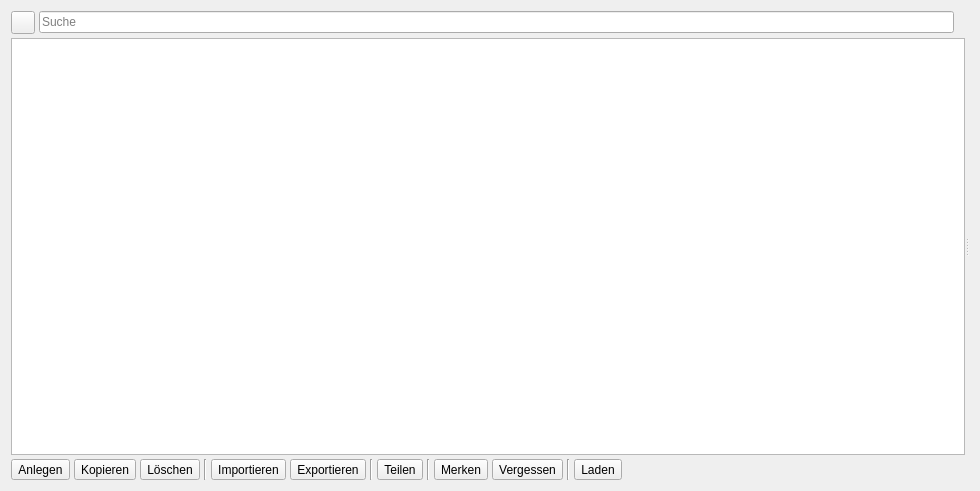
Above: kleiner-brauhelfer/tabsudauswahl.ui from kleiner-brauhelfer/kleiner-brauhelfer-2 before the change. Below: the same form after it.
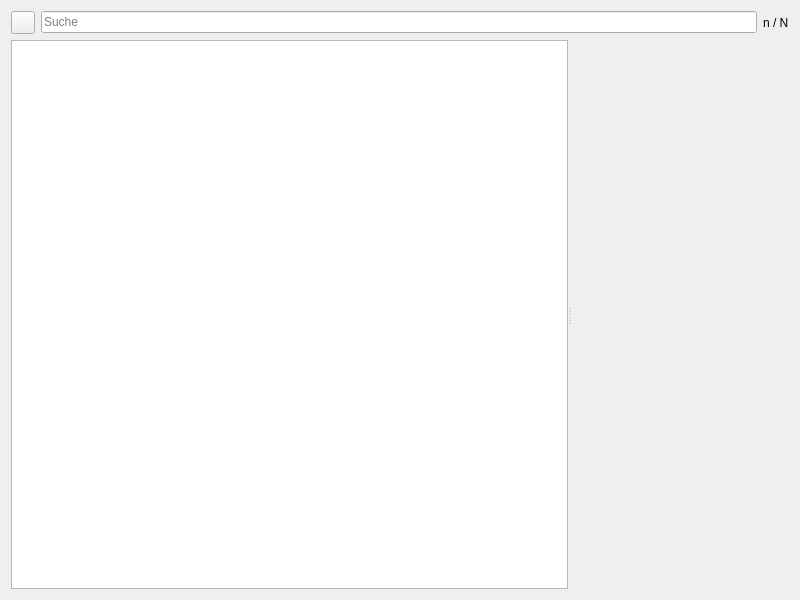
That is the form after the change. Icons and pictures are not drawn. Custom widgets are drawn as their Qt base class.

Patch:
```diff
--- a/kleiner-brauhelfer/tabsudauswahl.ui
+++ b/kleiner-brauhelfer/tabsudauswahl.ui
@@ -6,27 +6,11 @@
    <rect>
     <x>0</x>
     <y>0</y>
-    <width>980</width>
-    <height>491</height>
+    <width>800</width>
+    <height>600</height>
    </rect>
   </property>
-  <property name="acceptDrops">
-   <bool>true</bool>
-  </property>
-  <layout class="QVBoxLayout" name="verticalLayout_4">
-   <property name="spacing">
-    <number>4</number>
-   </property>
-   <item>
-    <widget class="QSplitter" name="splitter">
-     <property name="orientation">
-      <enum>Qt::Orientation::Horizontal</enum>
-     </property>
-     <widget class="QWidget" name="verticalLayoutWidget">
       <layout class="QVBoxLayout" name="verticalLayout">
-       <property name="spacing">
-        <number>4</number>
-       </property>
        <item>
         <layout class="QHBoxLayout" name="horizontalLayoutFilter">
          <item>
@@ -50,11 +34,25 @@
           </widget>
          </item>
          <item>
-          <widget class="QLabel" name="lblFilter"/>
+      <widget class="QLabel" name="lblFilter">
+       <property name="text">
+        <string notr="true">n / N</string>
+       </property>
+      </widget>
          </item>
         </layout>
        </item>
        <item>
+    <widget class="QSplitter" name="splitter">
+     <property name="sizePolicy">
+      <sizepolicy hsizetype="Expanding" vsizetype="Expanding">
+       <horstretch>0</horstretch>
+       <verstretch>0</verstretch>
+      </sizepolicy>
+     </property>
+     <property name="orientation">
+      <enum>Qt::Orientation::Horizontal</enum>
+     </property>
         <widget class="TableView" name="table">
          <property name="contextMenuPolicy">
           <enum>Qt::ContextMenuPolicy::CustomContextMenu</enum>
@@ -78,132 +76,31 @@
           <bool>false</bool>
          </attribute>
         </widget>
-       </item>
-       <item>
-        <layout class="QHBoxLayout" name="horizontalLayout_7">
-         <item>
-          <widget class="QToolButton" name="btnAnlegen">
-           <property name="minimumSize">
-            <size>
-             <width>40</width>
-             <height>0</height>
-            </size>
-           </property>
-           <property name="toolTip">
-            <string>&lt;html&gt;&lt;head/&gt;&lt;body&gt;&lt;p&gt;Hiermit wird ein &lt;span style=&quot; font-weight:600;&quot;&gt;neuer &lt;/span&gt;Sud angelegt.&lt;/p&gt;&lt;p&gt;&lt;span style=&quot; font-weight:700; color:#ff2600;&quot;&gt;Achtung:&lt;/span&gt; Aus Gründen der Konsistenz der Datenbank ist es ratsam Namensgleichheiten zu vermeiden.&lt;/p&gt;&lt;/body&gt;&lt;/html&gt;</string>
-           </property>
-           <property name="whatsThis">
-            <string notr="true">sud_neu</string>
+     <widget class="WdgWebViewEditable" name="webview" native="true"/>
+    </widget>
+   </item>
+  </layout>
+  <action name="actionAdd">
+   <property name="icon">
+    <iconset theme="sud_add"/>
            </property>
            <property name="text">
             <string>Anlegen</string>
            </property>
-           <property name="icon">
-            <iconset resource="images.qrc">
-             <normaloff>:/images/light/sud_neu.svg</normaloff>
-             <disabledoff>:/images/disabled/sud_neu.svg</disabledoff>:/images/light/sud_neu.svg</iconset>
-           </property>
-           <property name="toolButtonStyle">
-            <enum>Qt::ToolButtonStyle::ToolButtonTextBesideIcon</enum>
-           </property>
-          </widget>
-         </item>
-         <item>
-          <widget class="QToolButton" name="btnKopieren">
-           <property name="minimumSize">
-            <size>
-             <width>40</width>
-             <height>0</height>
-            </size>
-           </property>
            <property name="toolTip">
-            <string>&lt;html&gt;&lt;head/&gt;&lt;body&gt;&lt;p&gt;Hiermit wird eine &lt;span style=&quot; font-weight:600;&quot;&gt;Kopie&lt;/span&gt; aller ausgewählten Sude erstellt. An den Sudnamen angehängt wird immer das Suffix &amp;quot;Kopie&amp;quot;.&lt;/p&gt;&lt;/body&gt;&lt;/html&gt;</string>
-           </property>
-           <property name="whatsThis">
-            <string notr="true">sud_kopie</string>
-           </property>
-           <property name="text">
-            <string>Kopieren</string>
-           </property>
+    <string>Neuer Sud anlegen</string>
+   </property>
+   <property name="shortcut">
+    <string>Ctrl+N</string>
+   </property>
+  </action>
+  <action name="actionImport">
            <property name="icon">
-            <iconset resource="images.qrc">
-             <normaloff>:/images/light/sud_kopie.svg</normaloff>
-             <disabledoff>:/images/disabled/sud_kopie.svg</disabledoff>:/images/light/sud_kopie.svg</iconset>
-           </property>
-           <property name="toolButtonStyle">
-            <enum>Qt::ToolButtonStyle::ToolButtonTextBesideIcon</enum>
-           </property>
-          </widget>
-         </item>
-         <item>
-          <widget class="QToolButton" name="btnLoeschen">
-           <property name="minimumSize">
-            <size>
-             <width>40</width>
-             <height>0</height>
-            </size>
-           </property>
-           <property name="toolTip">
-            <string>&lt;html&gt;&lt;head/&gt;&lt;body&gt;&lt;p&gt;Hiermit werden alle ausgewählten Sude &lt;span style=&quot; font-weight:600;&quot;&gt;gelöscht&lt;/span&gt;.&lt;/p&gt;&lt;/body&gt;&lt;/html&gt;</string>
-           </property>
-           <property name="whatsThis">
-            <string notr="true">sud_loeschen</string>
-           </property>
-           <property name="text">
-            <string>Löschen</string>
-           </property>
-           <property name="icon">
-            <iconset resource="images.qrc">
-             <normaloff>:/images/light/sud_loeschen.svg</normaloff>
-             <disabledoff>:/images/disabled/sud_loeschen.svg</disabledoff>:/images/light/sud_loeschen.svg</iconset>
-           </property>
-           <property name="toolButtonStyle">
-            <enum>Qt::ToolButtonStyle::ToolButtonTextBesideIcon</enum>
-           </property>
-          </widget>
-         </item>
-         <item>
-          <widget class="Line" name="line_4">
-           <property name="orientation">
-            <enum>Qt::Orientation::Vertical</enum>
-           </property>
-          </widget>
-         </item>
-         <item>
-          <widget class="QToolButton" name="btnImportieren">
-           <property name="minimumSize">
-            <size>
-             <width>40</width>
-             <height>0</height>
-            </size>
-           </property>
-           <property name="toolTip">
-            <string>&lt;html&gt;&lt;head/&gt;&lt;body&gt;&lt;p&gt;Hiermit wird ein Rezept aus einem anderen Format &lt;span style=&quot; font-weight:600;&quot;&gt;importiert&lt;/span&gt;.&lt;/p&gt;&lt;p&gt;Da die Formate nicht 100% kompatibel sind, sollte das Rezept nach dem Import überprüft und gegebenenfalls nachkorrigiert werden. Der Kleine Brauhelfer verarbeitet die Formate json und xml.&lt;/p&gt;&lt;/body&gt;&lt;/html&gt;</string>
-           </property>
-           <property name="whatsThis">
-            <string notr="true">sud_import</string>
+    <iconset theme="sud_import"/>
            </property>
            <property name="text">
             <string>Importieren</string>
            </property>
-           <property name="icon">
-            <iconset resource="images.qrc">
-             <normaloff>:/images/light/sud_import.svg</normaloff>
-             <disabledoff>:/images/disabled/sud_import.svg</disabledoff>:/images/light/sud_import.svg</iconset>
-           </property>
-           <property name="toolButtonStyle">
-            <enum>Qt::ToolButtonStyle::ToolButtonTextBesideIcon</enum>
-           </property>
-          </widget>
-         </item>
-         <item>
-          <widget class="QToolButton" name="btnExportieren">
-           <property name="minimumSize">
-            <size>
-             <width>40</width>
-             <height>0</height>
-            </size>
-           </property>
            <property name="toolTip">
             <string>&lt;html&gt;&lt;head/&gt;&lt;body&gt;&lt;p&gt;Hiermit werde alle ausgewählten Rezepte/Sude in ein anderes Format &lt;span style=&quot; font-weight:600;&quot;&gt;exportiert&lt;/span&gt;.&lt;/p&gt;&lt;p&gt;Da die Formate nicht 100% kompatibel sind, sollte das Rezept nach dem Export überprüft und gegebenenfalls nachkorrigiert werden. Der Kleine Brauhelfer verarbeitet die Formate json und xml.&lt;/p&gt;&lt;/body&gt;&lt;/html&gt;</string>
            </property>
@@ -214,30 +111,22 @@
             <string>Exportieren</string>
            </property>
            <property name="icon">
-            <iconset resource="images.qrc">
-             <normaloff>:/images/light/sud_export.svg</normaloff>
-             <disabledoff>:/images/disabled/sud_export.svg</disabledoff>:/images/light/sud_export.svg</iconset>
-           </property>
-           <property name="toolButtonStyle">
-            <enum>Qt::ToolButtonStyle::ToolButtonTextBesideIcon</enum>
-           </property>
-          </widget>
-         </item>
-         <item>
-          <widget class="Line" name="line_5">
-           <property name="orientation">
-            <enum>Qt::Orientation::Vertical</enum>
-           </property>
-          </widget>
-         </item>
-         <item>
-          <widget class="QToolButton" name="btnTeilen">
-           <property name="minimumSize">
-            <size>
-             <width>40</width>
-             <height>0</height>
-            </size>
-           </property>
+    <iconset theme="sud_copy"/>
+   </property>
+   <property name="text">
+    <string>Kopieren</string>
+   </property>
+   <property name="toolTip">
+    <string>Sud kopieren</string>
+   </property>
+  </action>
+  <action name="actionDelete">
+   <property name="icon">
+    <iconset theme="sud_delete"/>
+   </property>
+   <property name="text">
+    <string>Löschen</string>
+   </property>
            <property name="toolTip">
             <string>&lt;html&gt;&lt;head/&gt;&lt;body&gt;&lt;p&gt;Hiermit werden alle ausgewählten Sude &lt;span style=&quot; font-weight:600;&quot;&gt;geteilt&lt;/span&gt;.&lt;/p&gt;&lt;p&gt;Diese Funktion ist auch in den &lt;span style=&quot; font-weight:600;&quot;&gt;Tabs Braudaten&lt;/span&gt; und &lt;span style=&quot; font-weight:600;&quot;&gt;Abfülldaten&lt;/span&gt; vorhanden.&lt;/p&gt;&lt;p&gt;Es gibt viele Anwendungsfälle für einen gteiliten Sud. Diese reichen von unterschiedlichen Gaben bei der Nachgärung, über Aspekte der Hopfung bis hin zum Parti-Gyle-Verfahren oder Notwendigkeiten der Sudanlage. Bei Fragen zu diesem Anwendungsszenarien sind die Fachforen die beste Anlaufstelle.&lt;/p&gt;&lt;/body&gt;&lt;/html&gt;</string>
            </property>
@@ -247,31 +136,6 @@
            <property name="text">
             <string>Teilen</string>
            </property>
-           <property name="icon">
-            <iconset resource="images.qrc">
-             <normaloff>:/images/light/sud_teilen.svg</normaloff>
-             <disabledoff>:/images/disabled/sud_teilen.svg</disabledoff>:/images/light/sud_teilen.svg</iconset>
-           </property>
-           <property name="toolButtonStyle">
-            <enum>Qt::ToolButtonStyle::ToolButtonTextBesideIcon</enum>
-           </property>
-          </widget>
-         </item>
-         <item>
-          <widget class="Line" name="line_7">
-           <property name="orientation">
-            <enum>Qt::Orientation::Vertical</enum>
-           </property>
-          </widget>
-         </item>
-         <item>
-          <widget class="QToolButton" name="btnMerken">
-           <property name="minimumSize">
-            <size>
-             <width>40</width>
-             <height>0</height>
-            </size>
-           </property>
            <property name="toolTip">
             <string>&lt;html&gt;&lt;head/&gt;&lt;body&gt;&lt;p&gt;Hiermit werden alle ausgewählten Sude zur &lt;span style=&quot; font-weight:600;&quot;&gt;Merkliste hinzugefügt&lt;/span&gt;.&lt;/p&gt;&lt;/body&gt;&lt;/html&gt;</string>
            </property>
@@ -281,114 +145,21 @@
            <property name="text">
             <string>Merken</string>
            </property>
-           <property name="icon">
-            <iconset resource="images.qrc">
-             <normaloff>:/images/light/sud_merken.svg</normaloff>
-             <disabledoff>:/images/disabled/sud_merken.svg</disabledoff>:/images/light/sud_merken.svg</iconset>
-           </property>
-           <property name="toolButtonStyle">
-            <enum>Qt::ToolButtonStyle::ToolButtonTextBesideIcon</enum>
-           </property>
-          </widget>
-         </item>
-         <item>
-          <widget class="QToolButton" name="btnVergessen">
-           <property name="minimumSize">
-            <size>
-             <width>40</width>
-             <height>0</height>
-            </size>
-           </property>
            <property name="toolTip">
-            <string>&lt;html&gt;&lt;head/&gt;&lt;body&gt;&lt;p&gt;Hiermit werden alle ausgewählten Sude aus der &lt;span style=&quot; font-weight:600;&quot;&gt;Merkliste gelöscht&lt;/span&gt;.&lt;/p&gt;&lt;/body&gt;&lt;/html&gt;</string>
-           </property>
-           <property name="whatsThis">
-            <string notr="true">sud_vergessen</string>
-           </property>
-           <property name="text">
-            <string>Vergessen</string>
-           </property>
+    <string>Sud merken</string>
+   </property>
+  </action>
+  <action name="actionLoad">
            <property name="icon">
-            <iconset resource="images.qrc">
-             <normaloff>:/images/light/sud_vergessen.svg</normaloff>
-             <disabledoff>:/images/disabled/sud_vergessen.svg</disabledoff>:/images/light/sud_vergessen.svg</iconset>
-           </property>
-           <property name="toolButtonStyle">
-            <enum>Qt::ToolButtonStyle::ToolButtonTextBesideIcon</enum>
-           </property>
-          </widget>
-         </item>
-         <item>
-          <widget class="Line" name="line_6">
-           <property name="orientation">
-            <enum>Qt::Orientation::Vertical</enum>
-           </property>
-          </widget>
-         </item>
-         <item>
-          <widget class="QToolButton" name="btnLaden">
-           <property name="minimumSize">
-            <size>
-             <width>40</width>
-             <height>0</height>
-            </size>
-           </property>
-           <property name="toolTip">
-            <string>&lt;html&gt;&lt;head/&gt;&lt;body&gt;&lt;p&gt;Hiermit wird der ausgewählte Sud &lt;span style=&quot; font-weight:600;&quot;&gt;geladen&lt;/span&gt;. Es öffnet sich eine Maske, bei der auf das Dateiformat zu achten ist. Ein Sud kann auch mit Doppelklick geladen werden.&lt;/p&gt;&lt;p&gt;Hiermit springt man automatisch in den &lt;span style=&quot; font-weight:600;&quot;&gt;Tab Rezept&lt;/span&gt;.&lt;/p&gt;&lt;/body&gt;&lt;/html&gt;</string>
-           </property>
-           <property name="whatsThis">
-            <string notr="true">sud_laden</string>
+    <iconset theme="sud_load"/>
            </property>
            <property name="text">
             <string>Laden</string>
            </property>
-           <property name="icon">
-            <iconset resource="images.qrc">
-             <normaloff>:/images/light/sud_laden.svg</normaloff>
-             <disabledoff>:/images/disabled/sud_laden.svg</disabledoff>:/images/light/sud_laden.svg</iconset>
-           </property>
-           <property name="toolButtonStyle">
-            <enum>Qt::ToolButtonStyle::ToolButtonTextBesideIcon</enum>
-           </property>
-          </widget>
-         </item>
-         <item>
-          <spacer name="horizontalSpacer_2">
-           <property name="orientation">
-            <enum>Qt::Orientation::Horizontal</enum>
-           </property>
-           <property name="sizeHint" stdset="0">
-            <size>
-             <width>40</width>
-             <height>20</height>
-            </size>
-           </property>
-          </spacer>
-         </item>
-        </layout>
-       </item>
-      </layout>
-     </widget>
-     <widget class="QWidget" name="verticalLayoutWidget_2">
-      <layout class="QVBoxLayout" name="verticalLayout_2">
-       <property name="spacing">
-        <number>4</number>
-       </property>
-       <item>
-        <widget class="WdgWebViewEditable" name="webview" native="true">
-         <property name="sizePolicy">
-          <sizepolicy hsizetype="Expanding" vsizetype="Expanding">
-           <horstretch>0</horstretch>
-           <verstretch>0</verstretch>
-          </sizepolicy>
-         </property>
-        </widget>
-       </item>
-      </layout>
-     </widget>
-    </widget>
-   </item>
-  </layout>
+   <property name="toolTip">
+    <string>Sud laden</string>
+   </property>
+  </action>
  </widget>
  <customwidgets>
   <customwidget>
```
Left out of the diff: 49 changed lines with no effect on the pictures. Lines whose indentation alone changed are shown as unchanged.
